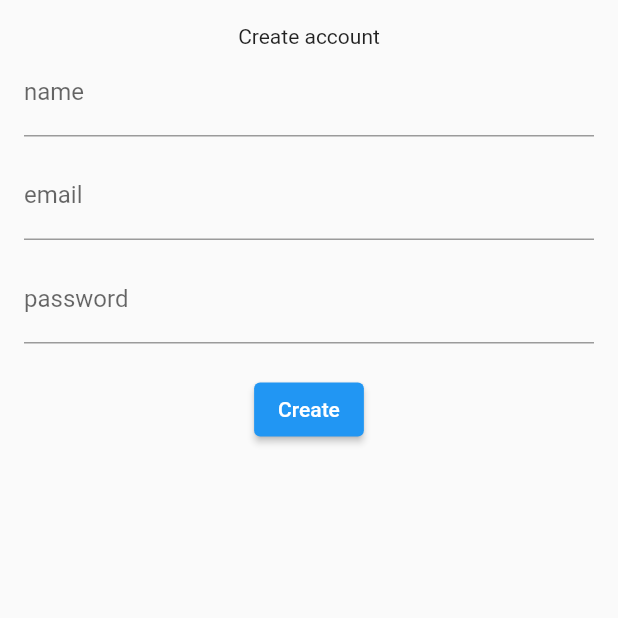
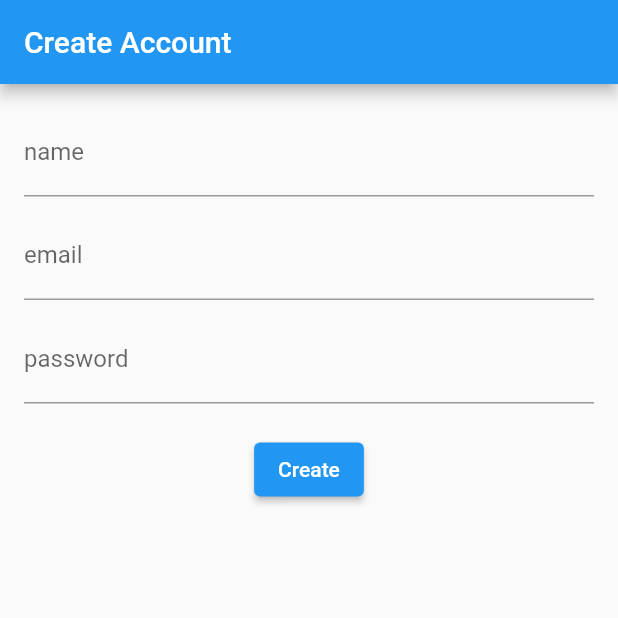
Before and after one commit to crpoudyal/my_tracker, a Flutter app: the screen it shows after launch, after a tap on "Create account", on a phone screen of 412 x 824 dp, the top half of it. Run offline on Flutter 3.47's test engine with Material 2 defaults, Android fonts, the phone set to English and light mode, and no system bars; our stand-ins replace appwrite, flutter_riverpod, get_it, go_router.

Commit message:
fix ui and minior updates

```diff
--- a/lib/Home_page/home_page.dart
+++ b/lib/Home_page/home_page.dart
@@ -12,16 +12,25 @@ class HomePage extends StatelessWidget {
       appBar: AppBar(
         title: const Text('Home'),
       ),
-      body: Center(
+      body: Padding(
+        padding: const EdgeInsets.all(12.0),
+        child: Center(
           child: Column(
+            mainAxisAlignment: MainAxisAlignment.center,
             children: [
-          const Text('Welcome to MyTracker'),
+              const Text(
+                'MyTracker',
+                style: TextStyle(fontWeight: FontWeight.w600, fontSize: 18),
+              ),
               const SizedBox(
                 height: 20,
               ),
               ElevatedButton(
                 onPressed: () {},
                 child: const Text('Login'),
+              ),
+              const SizedBox(
+                height: 20,
               ),
               ElevatedButton(
                 onPressed: () {
@@ -30,7 +39,9 @@ class HomePage extends StatelessWidget {
                 child: const Text('Create account'),
               ),
             ],
-      )),
+          ),
+        ),
+      ),
     );
   }
 }
--- a/lib/features/signup_screen/src/signup_form.dart
+++ b/lib/features/signup_screen/src/signup_form.dart
@@ -21,7 +21,6 @@ class SignupForm extends StatelessWidget {
       child: Column(
         mainAxisSize: MainAxisSize.min,
         children: [
-          const Text('Create account'),
           TextFormField(
             controller: nameController,
             decoration: const InputDecoration(
--- a/lib/features/signup_screen/src/signup_screen.dart
+++ b/lib/features/signup_screen/src/signup_screen.dart
@@ -19,6 +19,9 @@ class _SignupScreenState extends State<SignupScreen> {
   @override
   Widget build(BuildContext context) {
     return Scaffold(
+      appBar: AppBar(
+        title: const Text("Create Account"),
+      ),
       body: ListView(
         padding: const EdgeInsets.all(16.0),
         children: <Widget>[
--- a/lib/router/router.dart
+++ b/lib/router/router.dart
@@ -23,7 +23,6 @@ final routerProvider = Provider<GoRouter>((ref) {
             debugPrint('$name - $email - $password');
             final appwrite = GetIt.instance.get<Appwrite>();
             final user = await appwrite.createAccount(name, email, password);
-            debugPrint(jsonEncode(user ?? '{}'));
           });
         })
   ]);
```
Lines whose indentation alone changed are shown as unchanged.
